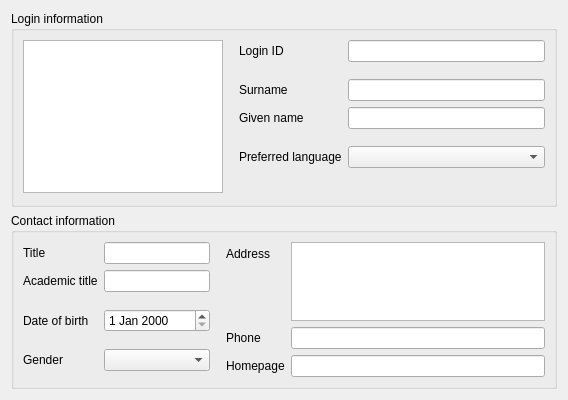
gonicus/clacks, file agent/src/clacks/agent/data/templates/default/user.ui: the form before one commit.
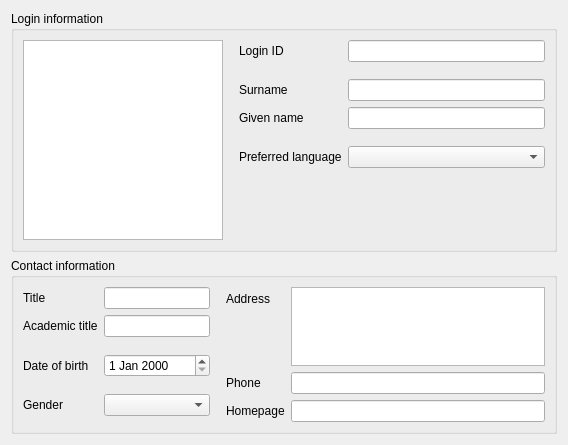
The form after the commit. Icons and pictures are not drawn.

Commit message: Fixed minimum size

```diff
--- a/agent/src/clacks/agent/data/templates/default/user.ui
+++ b/agent/src/clacks/agent/data/templates/default/user.ui
@@ -30,8 +30,8 @@
          <widget class="QGraphicsView" name="jpegPhotoEdit">
           <property name="minimumSize">
            <size>
-            <width>128</width>
-            <height>128</height>
+            <width>200</width>
+            <height>200</height>
            </size>
           </property>
           <property name="maximumSize">
```
